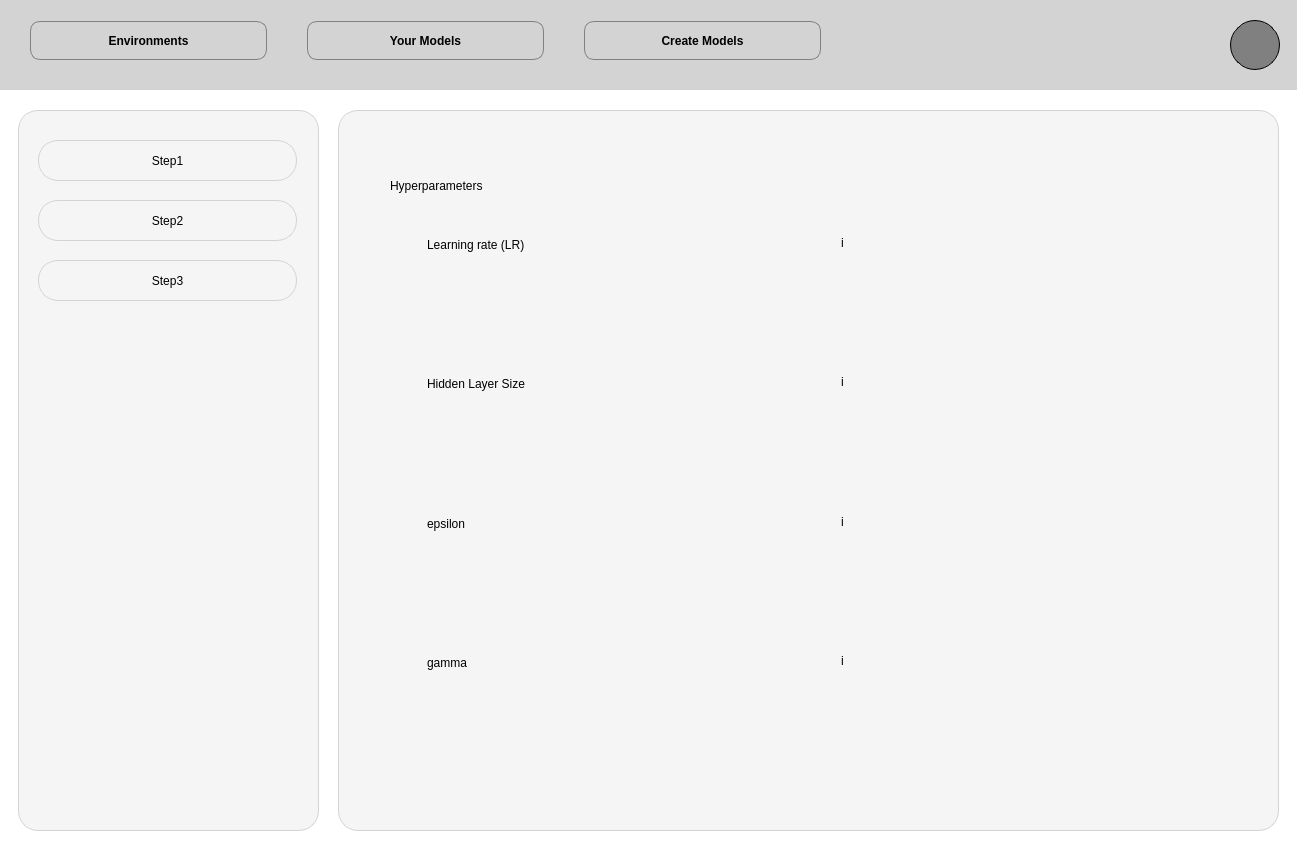
Before: the Qt Designer form Dashboard/gui_stripped.ui in rewards-ai/training-platform, drawn with Qt 5.
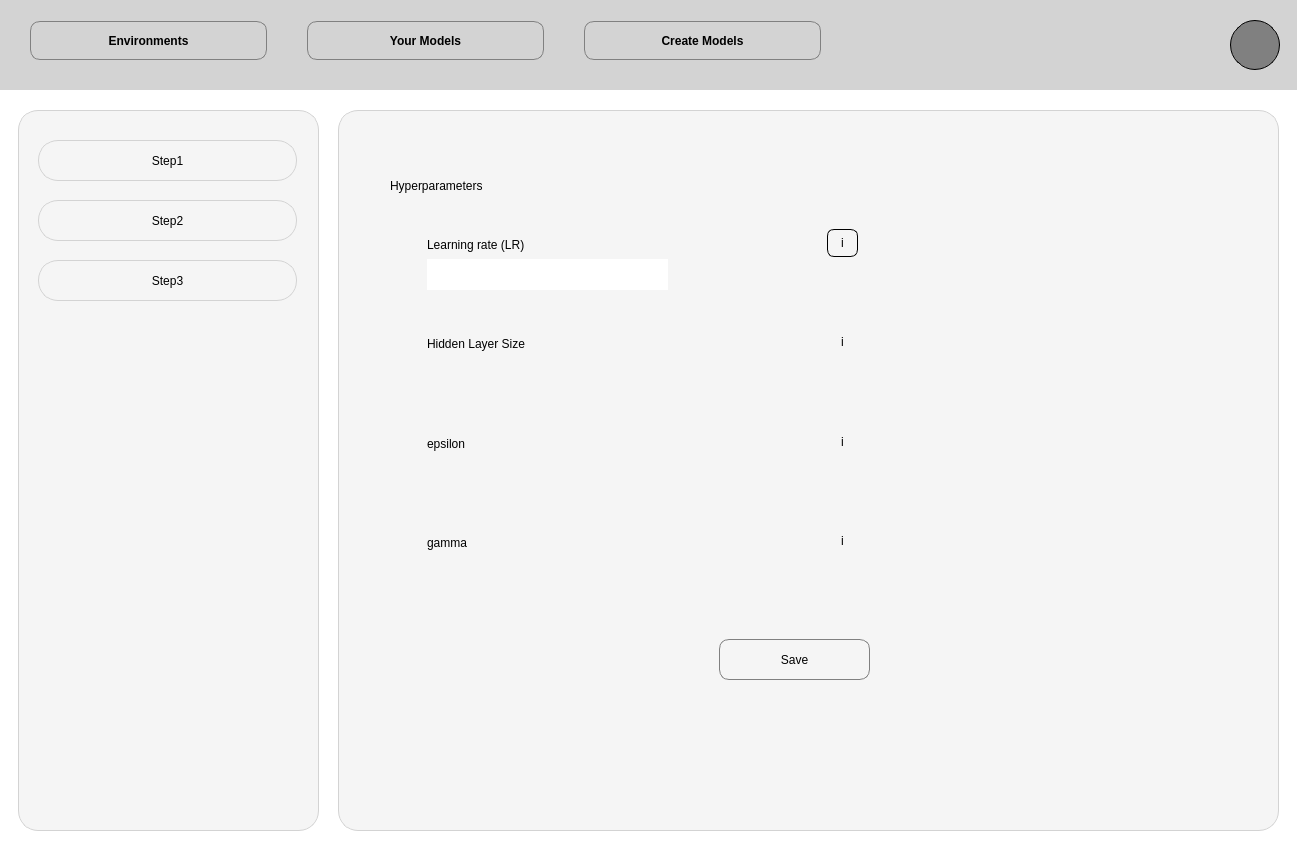
After: the same form once the commit is applied.

The edit to the form file:
```diff
--- a/Dashboard/gui_stripped.ui
+++ b/Dashboard/gui_stripped.ui
@@ -382,7 +382,7 @@
           <x>60</x>
           <y>90</y>
           <width>451</width>
-          <height>551</height>
+          <height>391</height>
          </rect>
         </property>
         <layout class="QVBoxLayout" name="hyperparams_layout">
@@ -410,6 +410,9 @@
               <height>31</height>
              </rect>
             </property>
+            <property name="styleSheet">
+             <string notr="true">background: white;</string>
+            </property>
            </widget>
            <widget class="QPushButton" name="hyperparam_info_1">
             <property name="geometry">
@@ -420,6 +423,9 @@
               <height>28</height>
              </rect>
             </property>
+            <property name="styleSheet">
+             <string notr="true">border: 1px solid black; border-radius: 7px;</string>
+            </property>
             <property name="text">
              <string>i</string>
             </property>
@@ -548,6 +554,26 @@
          </item>
         </layout>
        </widget>
+       <widget class="QPushButton" name="hyperparams_save_bt">
+        <property name="geometry">
+         <rect>
+          <x>362</x>
+          <y>510</y>
+          <width>151</width>
+          <height>41</height>
+         </rect>
+        </property>
+        <property name="styleSheet">
+         <string notr="true">border: 1px solid grey;
+border-radius: 10px;;
+text-align: center;
+height: 30px;
+width: 100px;</string>
+        </property>
+        <property name="text">
+         <string>Save</string>
+        </property>
+       </widget>
       </widget>
       <widget class="QWidget" name="steps_3" native="true">
        <property name="geometry">
```
